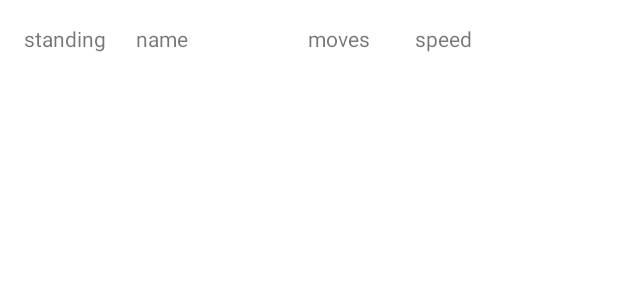
After one commit to alexpopester/MovieProject, an Android app: the layout score_item.xml on its own in the app's theme, with its tools: preview values and no code run, on a phone screen of 412 x 824 dp. The commit adds this screen. Shown: the top 300 px of the screen. Run offline under Robolectric (Android 15) with nearby library versions, the phone set to English and light mode, and no system bars.

Commit message:
made a basic form of recycler view for the scores adapter

```diff
--- a/app/build.gradle
+++ b/app/build.gradle
@@ -14,6 +14,9 @@ android {
         versionName "1.0"
 
         testInstrumentationRunner "androidx.test.runner.AndroidJUnitRunner"
+    }
+    buildFeatures {
+        dataBinding true
     }
 
 
@@ -36,6 +39,7 @@ dependencies {
     implementation 'androidx.navigation:navigation-fragment:2.4.2'
     implementation 'androidx.navigation:navigation-ui:2.4.2'
     implementation 'androidx.legacy:legacy-support-v4:1.0.0'
+    implementation 'androidx.databinding:databinding-runtime:4.2.2'
     testImplementation 'junit:junit:4.13.2'
     androidTestImplementation 'androidx.test.ext:junit:1.1.3'
     androidTestImplementation 'androidx.test.espresso:espresso-core:3.4.0'
--- /dev/null
+++ b/app/src/main/java/com/a02265263/movieproject/model/Score.java
@@ -0,0 +1,4 @@
+package com.a02265263.movieproject.model;
+
+public class Score {
+}
--- /dev/null
+++ b/app/src/main/res/layout/score_item.xml
@@ -0,0 +1,48 @@
+<?xml version="1.0" encoding="utf-8"?>
+<androidx.constraintlayout.widget.ConstraintLayout xmlns:android="http://schemas.android.com/apk/res/android"
+    xmlns:app="http://schemas.android.com/apk/res-auto"
+    xmlns:tools="http://schemas.android.com/tools"
+    android:layout_width="match_parent"
+    android:layout_height="match_parent">
+
+    <TextView
+        android:id="@+id/nameTextView"
+        android:layout_width="wrap_content"
+        android:layout_height="wrap_content"
+        android:layout_marginStart="20dp"
+        android:text="name"
+        app:layout_constraintBottom_toBottomOf="@+id/standingTextView"
+        app:layout_constraintStart_toEndOf="@+id/standingTextView"
+        app:layout_constraintTop_toTopOf="@+id/standingTextView"
+        android:maxLines="1"
+        android:maxLength="10" />
+
+    <TextView
+        android:id="@+id/movesTextView"
+        android:layout_width="wrap_content"
+        android:layout_height="wrap_content"
+        android:layout_marginStart="80dp"
+        android:text="moves"
+        app:layout_constraintStart_toEndOf="@+id/nameTextView"
+        app:layout_constraintTop_toTopOf="@+id/nameTextView" />
+
+    <TextView
+        android:id="@+id/timeTexView"
+        android:layout_width="wrap_content"
+        android:layout_height="wrap_content"
+        android:layout_marginStart="30dp"
+        android:text="speed"
+        app:layout_constraintBottom_toBottomOf="@+id/movesTextView"
+        app:layout_constraintStart_toEndOf="@+id/movesTextView"
+        app:layout_constraintTop_toTopOf="@+id/movesTextView" />
+
+    <TextView
+        android:id="@+id/standingTextView"
+        android:layout_width="wrap_content"
+        android:layout_height="wrap_content"
+        android:layout_marginStart="16dp"
+        android:layout_marginTop="16dp"
+        android:text="standing"
+        app:layout_constraintStart_toStartOf="parent"
+        app:layout_constraintTop_toTopOf="parent" />
+</androidx.constraintlayout.widget.ConstraintLayout>
```
Also changed, not shown: app/src/main/java/com/a02265263/movieproject/view/ScoreAdapter.java (added, +83 -0 lines), app/src/main/res/layout/fragment_score_screen.xml (+9 -0 lines), 1 other file.
